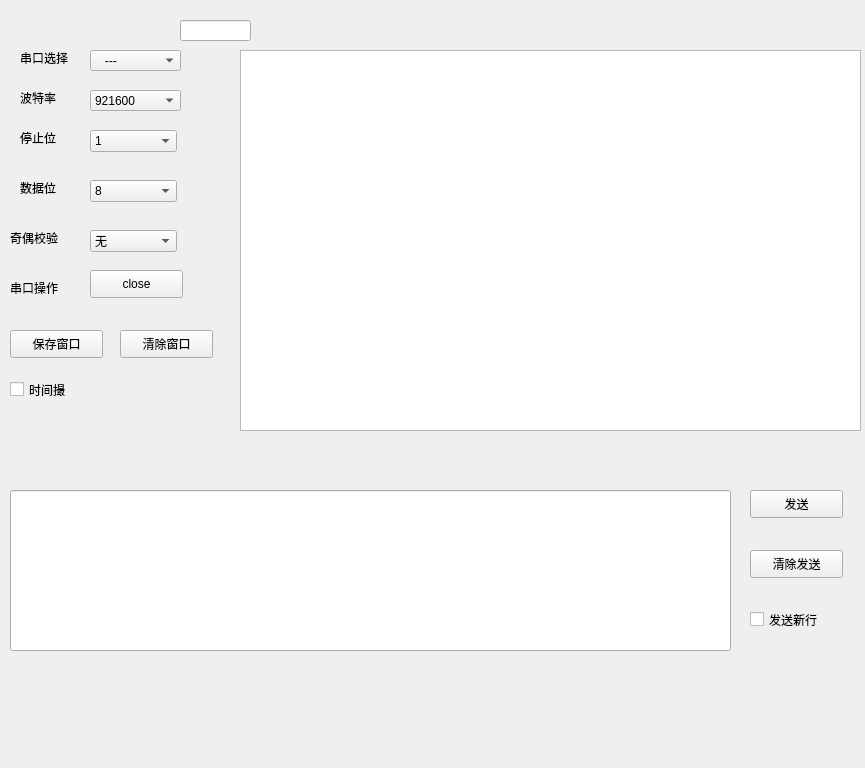
Qt form SerialToolUI.ui (shootao/python_serial) before a commit.
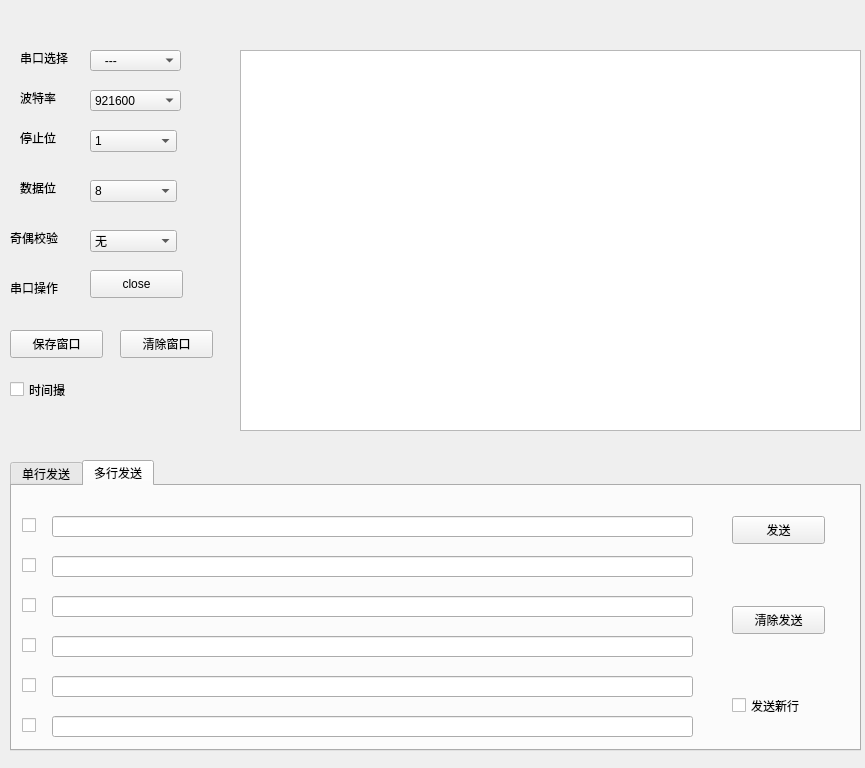
The same form after that commit. The open tabs and pages were chosen to show the change.

Commit message: Achieve basic Serial Tool function

The edit to the form file:
```diff
--- a/SerialToolUI.ui
+++ b/SerialToolUI.ui
@@ -232,16 +232,6 @@
     <string>close</string>
    </property>
   </widget>
-  <widget class="QLineEdit" name="lineEditCommand">
-   <property name="geometry">
-    <rect>
-     <x>10</x>
-     <y>490</y>
-     <width>721</width>
-     <height>161</height>
-    </rect>
-   </property>
-  </widget>
   <widget class="QPushButton" name="saveInfo">
    <property name="geometry">
     <rect>
@@ -281,61 +271,6 @@
     <string>时间撮</string>
    </property>
   </widget>
-  <widget class="QPushButton" name="inFoSend">
-   <property name="geometry">
-    <rect>
-     <x>750</x>
-     <y>490</y>
-     <width>93</width>
-     <height>28</height>
-    </rect>
-   </property>
-   <property name="text">
-    <string>发送</string>
-   </property>
-  </widget>
-  <widget class="QPushButton" name="InfoClear">
-   <property name="geometry">
-    <rect>
-     <x>750</x>
-     <y>550</y>
-     <width>93</width>
-     <height>28</height>
-    </rect>
-   </property>
-   <property name="text">
-    <string>清除发送</string>
-   </property>
-  </widget>
-  <widget class="QLineEdit" name="baudEdit">
-   <property name="enabled">
-    <bool>true</bool>
-   </property>
-   <property name="geometry">
-    <rect>
-     <x>180</x>
-     <y>20</y>
-     <width>71</width>
-     <height>21</height>
-    </rect>
-   </property>
-   <property name="readOnly">
-    <bool>false</bool>
-   </property>
-  </widget>
-  <widget class="QCheckBox" name="SendNewLine">
-   <property name="geometry">
-    <rect>
-     <x>750</x>
-     <y>610</y>
-     <width>91</width>
-     <height>19</height>
-    </rect>
-   </property>
-   <property name="text">
-    <string>发送新行</string>
-   </property>
-  </widget>
   <widget class="QTextBrowser" name="InfoBrower">
    <property name="geometry">
     <rect>
@@ -346,6 +281,255 @@
     </rect>
    </property>
   </widget>
+  <widget class="QTabWidget" name="TabWidget">
+   <property name="geometry">
+    <rect>
+     <x>10</x>
+     <y>460</y>
+     <width>851</width>
+     <height>291</height>
+    </rect>
+   </property>
+   <property name="currentIndex">
+    <number>0</number>
+   </property>
+   <widget class="QWidget" name="tab_3">
+    <attribute name="title">
+     <string>单行发送</string>
+    </attribute>
+    <widget class="QPushButton" name="inFoSend">
+     <property name="geometry">
+      <rect>
+       <x>730</x>
+       <y>20</y>
+       <width>93</width>
+       <height>28</height>
+      </rect>
+     </property>
+     <property name="text">
+      <string>发送</string>
+     </property>
+    </widget>
+    <widget class="QPushButton" name="InfoClear">
+     <property name="geometry">
+      <rect>
+       <x>730</x>
+       <y>110</y>
+       <width>93</width>
+       <height>28</height>
+      </rect>
+     </property>
+     <property name="text">
+      <string>清除发送</string>
+     </property>
+    </widget>
+    <widget class="QCheckBox" name="SendNewLine">
+     <property name="geometry">
+      <rect>
+       <x>730</x>
+       <y>210</y>
+       <width>91</width>
+       <height>19</height>
+      </rect>
+     </property>
+     <property name="text">
+      <string>发送新行</string>
+     </property>
+    </widget>
+    <widget class="QLineEdit" name="lineEditCommand">
+     <property name="geometry">
+      <rect>
+       <x>0</x>
+       <y>0</y>
+       <width>721</width>
+       <height>261</height>
+      </rect>
+     </property>
+    </widget>
+   </widget>
+   <widget class="QWidget" name="tab_4">
+    <attribute name="title">
+     <string>多行发送</string>
+    </attribute>
+    <widget class="QCheckBox" name="checkSend1">
+     <property name="geometry">
+      <rect>
+       <x>10</x>
+       <y>30</y>
+       <width>91</width>
+       <height>19</height>
+      </rect>
+     </property>
+     <property name="text">
+      <string/>
+     </property>
+    </widget>
+    <widget class="QCheckBox" name="checkSend2">
+     <property name="geometry">
+      <rect>
+       <x>10</x>
+       <y>70</y>
+       <width>91</width>
+       <height>19</height>
+      </rect>
+     </property>
+     <property name="text">
+      <string/>
+     </property>
+    </widget>
+    <widget class="QCheckBox" name="checkSend3">
+     <property name="geometry">
+      <rect>
+       <x>10</x>
+       <y>110</y>
+       <width>91</width>
+       <height>19</height>
+      </rect>
+     </property>
+     <property name="text">
+      <string/>
+     </property>
+    </widget>
+    <widget class="QCheckBox" name="checkSend4">
+     <property name="geometry">
+      <rect>
+       <x>10</x>
+       <y>150</y>
+       <width>91</width>
+       <height>19</height>
+      </rect>
+     </property>
+     <property name="text">
+      <string/>
+     </property>
+    </widget>
+    <widget class="QCheckBox" name="checkSend5">
+     <property name="geometry">
+      <rect>
+       <x>10</x>
+       <y>190</y>
+       <width>91</width>
+       <height>19</height>
+      </rect>
+     </property>
+     <property name="text">
+      <string/>
+     </property>
+    </widget>
+    <widget class="QCheckBox" name="checkSend6">
+     <property name="geometry">
+      <rect>
+       <x>10</x>
+       <y>230</y>
+       <width>91</width>
+       <height>19</height>
+      </rect>
+     </property>
+     <property name="text">
+      <string/>
+     </property>
+    </widget>
+    <widget class="QLineEdit" name="lineEditCommand1">
+     <property name="geometry">
+      <rect>
+       <x>40</x>
+       <y>30</y>
+       <width>641</width>
+       <height>21</height>
+      </rect>
+     </property>
+    </widget>
+    <widget class="QLineEdit" name="lineEditCommand2">
+     <property name="geometry">
+      <rect>
+       <x>40</x>
+       <y>70</y>
+       <width>641</width>
+       <height>21</height>
+      </rect>
+     </property>
+    </widget>
+    <widget class="QLineEdit" name="lineEditCommand3">
+     <property name="geometry">
+      <rect>
+       <x>40</x>
+       <y>110</y>
+       <width>641</width>
+       <height>21</height>
+      </rect>
+     </property>
+    </widget>
+    <widget class="QLineEdit" name="lineEditCommand4">
+     <property name="geometry">
+      <rect>
+       <x>40</x>
+       <y>150</y>
+       <width>641</width>
+       <height>21</height>
+      </rect>
+     </property>
+    </widget>
+    <widget class="QLineEdit" name="lineEditCommand5">
+     <property name="geometry">
+      <rect>
+       <x>40</x>
+       <y>190</y>
+       <width>641</width>
+       <height>21</height>
+      </rect>
+     </property>
+    </widget>
+    <widget class="QLineEdit" name="lineEditCommand6">
+     <property name="geometry">
+      <rect>
+       <x>40</x>
+       <y>230</y>
+       <width>641</width>
+       <height>21</height>
+      </rect>
+     </property>
+    </widget>
+    <widget class="QPushButton" name="inFoSend_M">
+     <property name="geometry">
+      <rect>
+       <x>720</x>
+       <y>30</y>
+       <width>93</width>
+       <height>28</height>
+      </rect>
+     </property>
+     <property name="text">
+      <string>发送</string>
+     </property>
+    </widget>
+    <widget class="QPushButton" name="InFoClear_M">
+     <property name="geometry">
+      <rect>
+       <x>720</x>
+       <y>120</y>
+       <width>93</width>
+       <height>28</height>
+      </rect>
+     </property>
+     <property name="text">
+      <string>清除发送</string>
+     </property>
+    </widget>
+    <widget class="QCheckBox" name="SendNewLine_M">
+     <property name="geometry">
+      <rect>
+       <x>720</x>
+       <y>210</y>
+       <width>91</width>
+       <height>19</height>
+      </rect>
+     </property>
+     <property name="text">
+      <string>发送新行</string>
+     </property>
+    </widget>
+   </widget>
+  </widget>
  </widget>
  <resources/>
  <connections/>
```
The commit also changes 7 other files.
